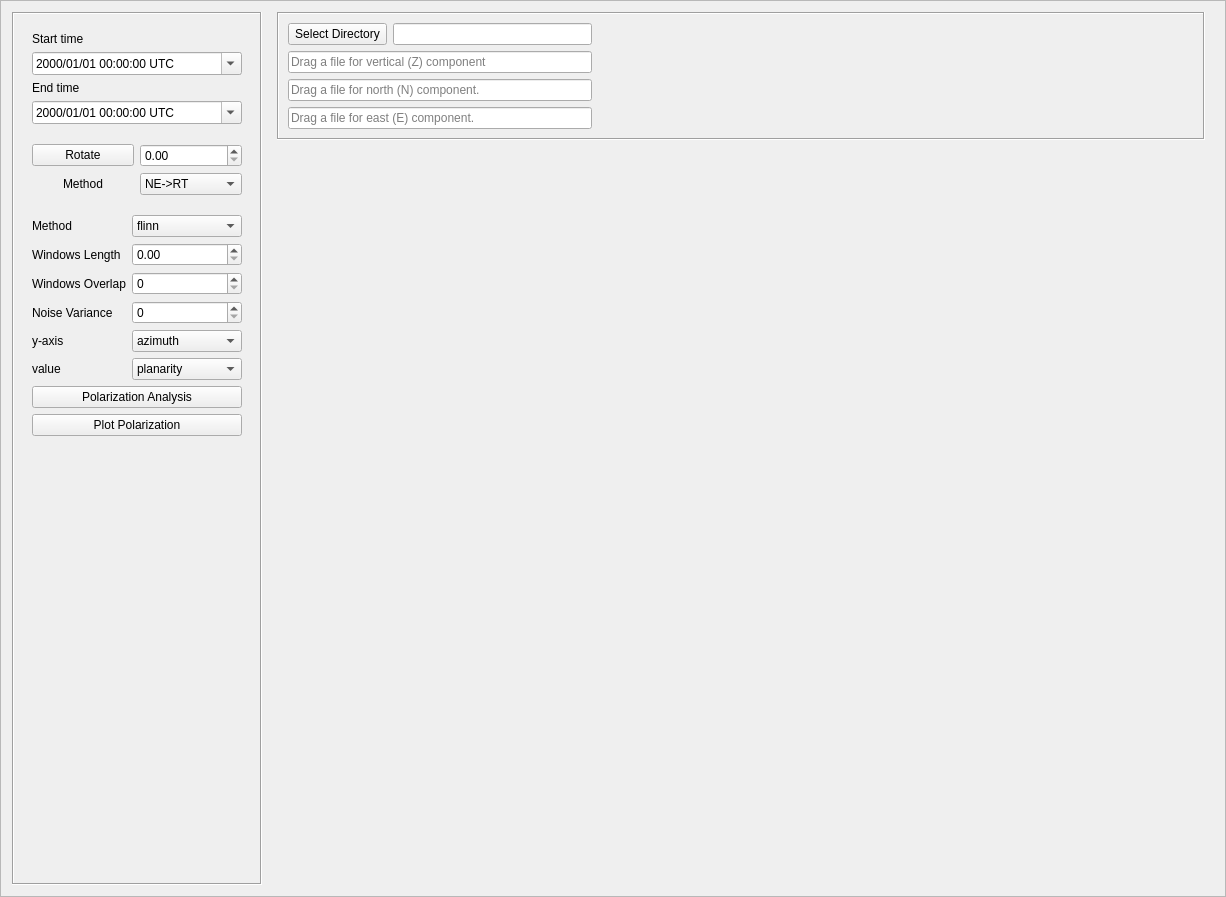
Before: the Qt Designer form isp/resources/designer_uis/Earthquake3CFrame.ui in ProjectISP/ISP, drawn with Qt 5.
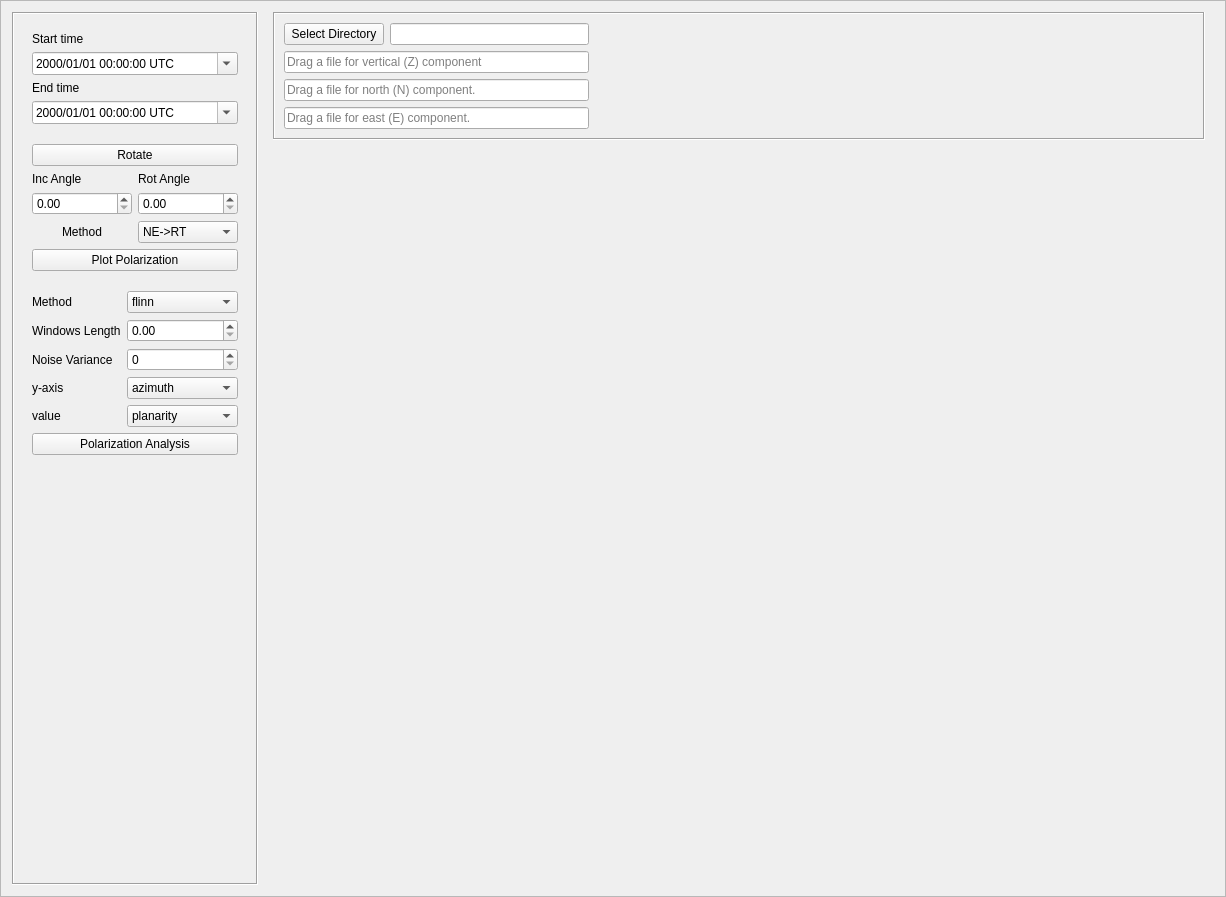
After: the same form once the commit is applied.

Patch:
```diff
--- a/isp/resources/designer_uis/Earthquake3CFrame.ui
+++ b/isp/resources/designer_uis/Earthquake3CFrame.ui
@@ -132,41 +132,65 @@
          <property name="verticalSpacing">
           <number>6</number>
          </property>
-         <item row="0" column="0">
-          <widget class="QPushButton" name="rotateplotBtn">
-           <property name="text">
-            <string>Rotate</string>
-           </property>
-          </widget>
+         <item row="2" column="0">
+          <widget class="QDoubleSpinBox" name="incidenceSB"/>
          </item>
-         <item row="1" column="1">
-          <widget class="QComboBox" name="comboBox">
-           <item>
-            <property name="text">
-             <string>NE-&gt;RT</string>
-            </property>
-           </item>
-           <item>
-            <property name="text">
-             <string>ZNE-&gt;LQT</string>
-            </property>
-           </item>
-          </widget>
-         </item>
-         <item row="1" column="0" alignment="Qt::AlignHCenter">
-          <widget class="QLabel" name="label_25">
+         <item row="4" column="0" colspan="2">
+          <widget class="QPushButton" name="plotpolBtn">
            <property name="text">
-            <string>Method</string>
+            <string>Plot Polarization</string>
            </property>
           </widget>
          </item>
-         <item row="0" column="1">
+         <item row="2" column="1">
           <widget class="QDoubleSpinBox" name="degreeSB">
            <property name="maximum">
             <double>360.000000000000000</double>
            </property>
           </widget>
          </item>
+         <item row="3" column="0" alignment="Qt::AlignHCenter">
+          <widget class="QLabel" name="label_25">
+           <property name="text">
+            <string>Method</string>
+           </property>
+          </widget>
+         </item>
+         <item row="3" column="1">
+          <widget class="QComboBox" name="comboBox">
+           <item>
+            <property name="text">
+             <string>NE-&gt;RT</string>
+            </property>
+           </item>
+           <item>
+            <property name="text">
+             <string>ZNE-&gt;LQT</string>
+            </property>
+           </item>
+          </widget>
+         </item>
+         <item row="1" column="0">
+          <widget class="QLabel" name="label">
+           <property name="text">
+            <string>Inc Angle</string>
+           </property>
+          </widget>
+         </item>
+         <item row="1" column="1">
+          <widget class="QLabel" name="label_2">
+           <property name="text">
+            <string>Rot Angle</string>
+           </property>
+          </widget>
+         </item>
+         <item row="0" column="0" colspan="2">
+          <widget class="QPushButton" name="rotateplotBtn">
+           <property name="text">
+            <string>Rotate</string>
+           </property>
+          </widget>
+         </item>
         </layout>
        </widget>
       </item>
@@ -179,14 +203,14 @@
          </sizepolicy>
         </property>
         <layout class="QGridLayout" name="gridLayout_7">
-         <item row="6" column="0">
-          <widget class="QLabel" name="label_31">
+         <item row="0" column="0">
+          <widget class="QLabel" name="label_26">
            <property name="text">
-            <string>value</string>
+            <string>Method</string>
            </property>
           </widget>
          </item>
-         <item row="6" column="1">
+         <item row="5" column="1">
           <widget class="QComboBox" name="comboBox_polarity">
            <item>
             <property name="text">
@@ -200,26 +224,6 @@
            </item>
           </widget>
          </item>
-         <item row="0" column="0">
-          <widget class="QLabel" name="label_26">
-           <property name="text">
-            <string>Method</string>
-           </property>
-          </widget>
-         </item>
-         <item row="1" column="1">
-          <widget class="QDoubleSpinBox" name="doubleSpinBox_winlen"/>
-         </item>
-         <item row="2" column="0">
-          <widget class="QLabel" name="label_28">
-           <property name="text">
-            <string>Windows Overlap</string>
-           </property>
-          </widget>
-         </item>
-         <item row="2" column="1">
-          <widget class="QSpinBox" name="spinBox_winoverlap"/>
-         </item>
          <item row="0" column="1">
           <widget class="QComboBox" name="comboBox_methodpolarization">
            <item>
@@ -240,12 +244,15 @@
           </widget>
          </item>
          <item row="5" column="0">
-          <widget class="QLabel" name="label_30">
+          <widget class="QLabel" name="label_31">
            <property name="text">
-            <string>y-axis</string>
+            <string>value</string>
            </property>
           </widget>
          </item>
+         <item row="1" column="1">
+          <widget class="QDoubleSpinBox" name="doubleSpinBox_winlen"/>
+         </item>
          <item row="1" column="0">
           <widget class="QLabel" name="label_27">
            <property name="text">
@@ -253,21 +260,28 @@
            </property>
           </widget>
          </item>
-         <item row="3" column="0">
+         <item row="4" column="0">
+          <widget class="QLabel" name="label_30">
+           <property name="text">
+            <string>y-axis</string>
+           </property>
+          </widget>
+         </item>
+         <item row="2" column="0">
           <widget class="QLabel" name="label_29">
            <property name="text">
             <string>Noise Variance</string>
            </property>
           </widget>
          </item>
-         <item row="7" column="0" colspan="2">
+         <item row="6" column="0" colspan="2">
           <widget class="QPushButton" name="polarizationBtn">
            <property name="text">
             <string>Polarization Analysis</string>
            </property>
           </widget>
          </item>
-         <item row="5" column="1">
+         <item row="4" column="1">
           <widget class="QComboBox" name="comboBox_yaxis">
            <item>
             <property name="text">
@@ -281,16 +295,9 @@
            </item>
           </widget>
          </item>
-         <item row="3" column="1">
+         <item row="2" column="1">
           <widget class="QSpinBox" name="spinBox_2"/>
          </item>
-         <item row="8" column="0" colspan="2">
-          <widget class="QPushButton" name="plotpolBtn">
-           <property name="text">
-            <string>Plot Polarization</string>
-           </property>
-          </widget>
-         </item>
         </layout>
        </widget>
       </item>
```
